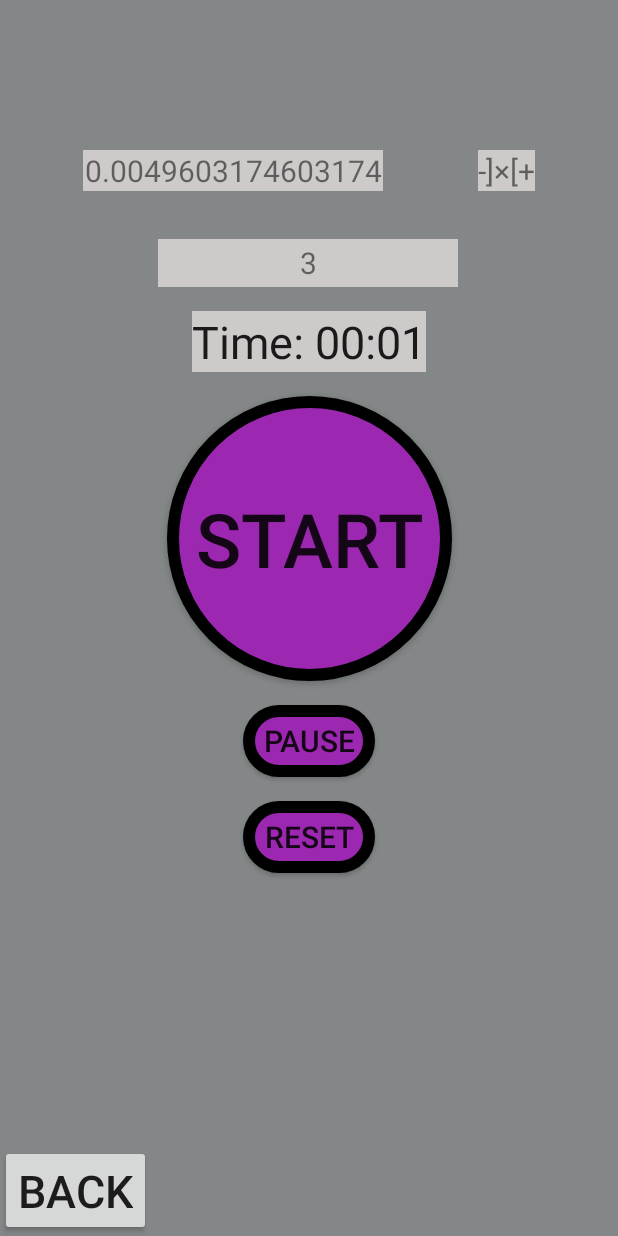
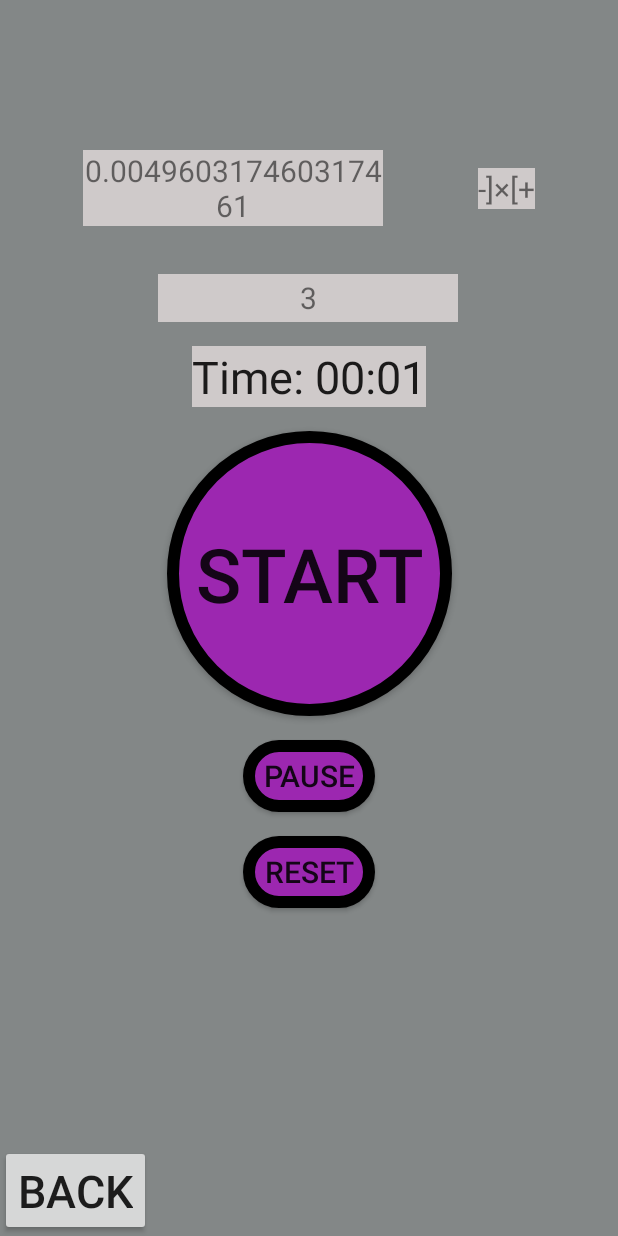
Before and after one commit to Udaka-Hayerson/fudol, an Android app: the TimerActivity screen opened directly, with no data from a screen before it, after a tap on "START", on a phone screen of 412 x 824 dp. Run offline under Robolectric (Android 15) with nearby library versions, the phone set to English and light mode, and no system bars.

Commit message:
fix bag in fudol timer

```diff
--- a/client/app/src/main/java/com/example/futudoll/TimerActivity.java
+++ b/client/app/src/main/java/com/example/futudoll/TimerActivity.java
@@ -3,6 +3,8 @@ package com.example.futudoll;
 import android.app.Activity;
 import android.content.Intent;
 import android.os.Bundle;
+import android.os.Handler;
+import android.os.Looper;
 import android.os.SystemClock;
 import android.util.Log;
 import android.view.View;
@@ -30,6 +32,7 @@ import retrofit2.converter.gson.GsonConverterFactory;
 public class TimerActivity extends Activity {
     final String LOG_TAG = "myLogs";
     MainApi mainApi;
+    double fudol;
     public TextView timerView;
     public TextView work_sec_counter;
     Timer myTimer;
@@ -140,7 +143,14 @@ public class TimerActivity extends Activity {
                 start++;
                 timerView.setText("" + start);
                 count = count + start; //TODO:
-                work_sec_counter.setText("" + count * salary);//TODO:
+                new Handler(Looper.getMainLooper()).post(new Runnable(){
+                    @Override
+                    public void run() {
+                        fudol = count * salary;
+                        work_sec_counter.setText("" + fudol);
+                    }
+                });
+//                work_sec_counter.setText("" + count * salary);//TODO:
 
             }
 
@@ -155,7 +165,8 @@ public class TimerActivity extends Activity {
             myTimer.cancel();
             count = count + start;
             start = 0;
-            work_sec_counter.setText("" + count * salary);
+            fudol = count * salary;
+            work_sec_counter.setText("" + fudol);
             //saveData(work_sec_counter); потім змінити
         } else {
             return;
@@ -165,7 +176,8 @@ public class TimerActivity extends Activity {
     public void resetChronometer(View view) {
         count = count + start;
         start = 0;
-        work_sec_counter.setText("" + count * salary);
+        fudol = count * salary;
+        work_sec_counter.setText("" + fudol);
         chronometer.setBase(SystemClock.elapsedRealtime());
         pause_off_set = 0;
         //saveData(work_sec_counter); потім змінити
```
